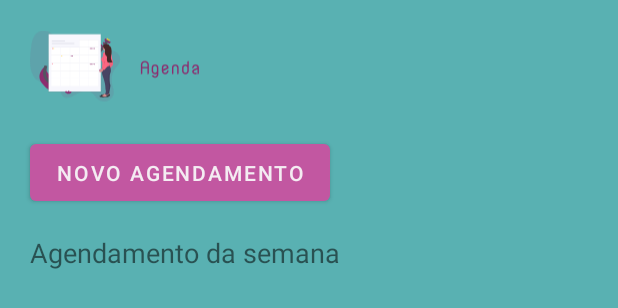
After one commit to fcventura02/agenda, an Android app: the layout activity_principal.xml on its own in the app's theme, with its tools: preview values and no code run, on a phone screen of 412 x 824 dp. The commit adds this screen. Shown: the top 308 px of the screen. Run offline under Robolectric (Android 15) with nearby library versions, the phone set to English and light mode, and no system bars.

Commit message:
created landing page and login layout

```diff
--- a/app/build.gradle
+++ b/app/build.gradle
@@ -1,6 +1,7 @@
 plugins {
     id 'com.android.application'
     id 'kotlin-android'
+    id'kotlin-android-extensions'
 }
 
 android {
@@ -39,7 +40,8 @@ dependencies {
     implementation 'androidx.appcompat:appcompat:1.2.0'
     implementation 'com.google.android.material:material:1.2.1'
     implementation 'androidx.constraintlayout:constraintlayout:2.0.4'
-    testImplementation 'junit:junit:4.+'
+    testImplementation 'junit:junit:4.13.1'
     androidTestImplementation 'androidx.test.ext:junit:1.1.2'
     androidTestImplementation 'androidx.test.espresso:espresso-core:3.3.0'
+    implementation 'androidx.recyclerview:recyclerview:1.1.0'
 }
--- a/app/src/main/AndroidManifest.xml
+++ b/app/src/main/AndroidManifest.xml
@@ -9,7 +9,10 @@
         android:roundIcon="@mipmap/ic_launcher_icon"
         android:supportsRtl="true"
         android:theme="@style/Theme.Agenda">
-        <activity android:name=".login2"></activity>
+        <activity android:name=".ItemDetailActivity"></activity>
+        <activity android:name=".principal" />
+        <activity android:name=".new_account" />
+        <activity android:name=".login2" />
         <activity android:name=".MainActivity">
             <intent-filter>
                 <action android:name="android.intent.action.MAIN" />
--- /dev/null
+++ b/app/src/main/res/layout/activity_principal.xml
@@ -0,0 +1,78 @@
+<?xml version="1.0" encoding="utf-8"?>
+<androidx.constraintlayout.motion.widget.MotionLayout
+    xmlns:android="http://schemas.android.com/apk/res/android"
+    xmlns:app="http://schemas.android.com/apk/res-auto"
+    xmlns:tools="http://schemas.android.com/tools"
+    android:layout_width="match_parent"
+    android:layout_height="match_parent"
+    tools:context=".principal"
+    app:layoutDescription="@xml/activity_principal_scene"
+    android:background="@color/verde_201"
+    >
+
+    <View
+        android:id="@+id/vwToolbar"
+        android:layout_width="0dp"
+        android:layout_height="0dp"
+        android:alpha="0"
+        android:background="@color/verde_201"
+        app:layout_constraintBottom_toTopOf="@id/rvContent"
+        app:layout_constraintEnd_toEndOf="parent"
+        app:layout_constraintStart_toStartOf="parent"
+        app:layout_constraintTop_toTopOf="parent"
+        />
+
+    <ImageView
+        android:id="@+id/img_logo"
+        android:layout_width="115dp"
+        android:layout_height="50dp"
+        android:layout_marginTop="20dp"
+        android:layout_marginStart="20dp"
+        android:contentDescription="@string/logo_agenda"
+        app:srcCompat="@drawable/ic_logo_vertical"
+        app:layout_constraintStart_toStartOf="parent"
+        app:layout_constraintTop_toTopOf="parent" />
+
+    <Button
+        android:id="@+id/btm_New_schedule"
+        android:layout_width="200dp"
+        android:layout_height="50dp"
+        android:layout_marginTop="20dp"
+        android:alpha="0"
+        android:text="@string/novo_agendamento"
+        android:textSize="14sp"
+        app:layout_constraintStart_toStartOf="@+id/img_logo"
+        app:layout_constraintTop_toBottomOf="@+id/img_logo" />
+
+    <TextView
+        android:id="@+id/textView3"
+        android:layout_width="wrap_content"
+        android:layout_height="wrap_content"
+        android:layout_marginTop="16dp"
+        android:text="@string/agendamento_da_semana"
+        android:textSize="18sp"
+        app:layout_constraintStart_toStartOf="@+id/btm_New_schedule"
+        app:layout_constraintTop_toBottomOf="@+id/btm_New_schedule" />
+
+    <androidx.recyclerview.widget.RecyclerView
+        android:id="@+id/rvContent"
+        android:layout_width="0dp"
+        android:layout_height="0dp"
+        android:layout_marginStart="20dp"
+        android:layout_marginEnd="20dp"
+        android:layout_marginTop="10dp"
+
+        app:layout_constraintBottom_toBottomOf="parent"
+        app:layout_constraintEnd_toEndOf="parent"
+        app:layout_constraintStart_toStartOf="parent"
+        app:layout_constraintTop_toBottomOf="@+id/textView3"
+         />
+    <View
+        android:id="@+id/spacer"
+        android:layout_width="0dp"
+        android:layout_height="8dp"
+        android:layout_marginTop="16dp"
+
+        />
+
+</androidx.constraintlayout.motion.widget.MotionLayout>
--- a/app/src/main/res/values/colors.xml
+++ b/app/src/main/res/values/colors.xml
@@ -1,7 +1,7 @@
 <?xml version="1.0" encoding="utf-8"?>
 <resources>
     <color name="vinho_200">#C257A1</color>
-    <color name="vinho_500">#3F012C</color>
+    <color name="vinho_500">#8C2D6F</color>
     <color name="laranja_700">#F4320C</color>
     <color name="black">#131213</color>
     <color name="verde_700">#014D4E</color>
--- a/app/src/main/res/values/strings.xml
+++ b/app/src/main/res/values/strings.xml
@@ -4,4 +4,13 @@
     <string name="manter_logado">Manter logado</string>
     <string name="logar">Logar</string>
     <string name="esqueci_minha_senha">Esqueci minha senha</string>
+    <string name="icon_password">icon_password</string>
+    <string name="icon_email">icon_email</string>
+    <string name="logo_agenda">logo_agenda</string>
+    <string name="password">Password</string>
+    <string name="email">Email</string>
+    <string name="nome">Nome</string>
+    <string name="confirmar">Confirmar</string>
+    <string name="novo_agendamento">Novo agendamento</string>
+    <string name="agendamento_da_semana">Agendamento da semana</string>
 </resources>
--- /dev/null
+++ b/app/src/main/res/xml/activity_principal_scene.xml
@@ -0,0 +1,60 @@
+<?xml version="1.0" encoding="utf-8"?>
+<MotionScene xmlns:android="http://schemas.android.com/apk/res/android"
+    xmlns:app="http://schemas.android.com/apk/res-auto">
+
+    <Transition
+        app:constraintSetEnd="@id/end"
+        app:constraintSetStart="@+id/start"
+        app:duration="2560"
+        >
+        <OnSwipe
+            app:dragDirection="dragUp"
+            app:touchAnchorId="@+id/rvContent"
+            app:touchAnchorSide="top"
+            />
+    </Transition>
+
+
+    <ConstraintSet android:id="@+id/start">
+        <Constraint android:id="@+id/btm_New_schedule" >
+            <PropertySet android:alpha="1"/>
+        </Constraint>
+    </ConstraintSet>
+
+    <ConstraintSet android:id="@+id/end">
+        <Constraint android:id="@+id/img_logo"
+            android:elevation="10dp"
+            android:layout_width="115dp"
+            android:layout_height="50dp"
+            android:layout_marginTop="20dp"
+            android:layout_marginStart="20dp"
+            app:layout_constraintStart_toEndOf="parent"
+            app:layout_constraintStart_toStartOf="parent"/>
+
+        <Constraint
+            android:id="@+id/vwToolbar"
+            app:layout_constraintBottom_toTopOf="@+id/spacer"
+            app:layout_constraintEnd_toEndOf="parent"
+            app:layout_constraintStart_toStartOf="parent"
+            app:layout_constraintTop_toTopOf="parent"
+            />
+
+
+
+        <Constraint android:id="@+id/btm_New_schedule"
+            android:alpha="0"
+            app:layout_constraintBottom_toBottomOf="@+id/img_logo"
+            app:layout_constraintEnd_toEndOf="parent"
+            app:layout_constraintStart_toEndOf="@+id/img_logo"
+            app:layout_constraintTop_toTopOf="@+id/img_logo"
+            />
+        <Constraint
+            android:id="@+id/textView3"
+            android:layout_width="wrap_content"
+            android:layout_height="wrap_content"
+            app:layout_constraintStart_toStartOf="@+id/img_logo"
+            app:layout_constraintTop_toBottomOf="@+id/img_logo"
+            />
+    </ConstraintSet>
+
+</MotionScene>
--- a/build.gradle
+++ b/build.gradle
@@ -1,6 +1,6 @@
 // Top-level build file where you can add configuration options common to all sub-projects/modules.
 buildscript {
-    ext.kotlin_version = "1.4.10"
+    ext.kotlin_version = '1.4.20'
     repositories {
         google()
         jcenter()
```
Also changed, not shown: app/src/main/java/br/com/agenda/MainActivity.kt (+6 -1 lines), app/src/main/java/br/com/agenda/login2.kt (+21 -0 lines), app/src/main/res/drawable/bg_date_list.xml (added, +13 -0 lines), app/src/main/res/drawable/bg_item_list.xml (added, +15 -0 lines), app/src/main/res/drawable/ic_person_icon.xml (added, +9 -0 lines), gradle/wrapper/gradle-wrapper.properties.
